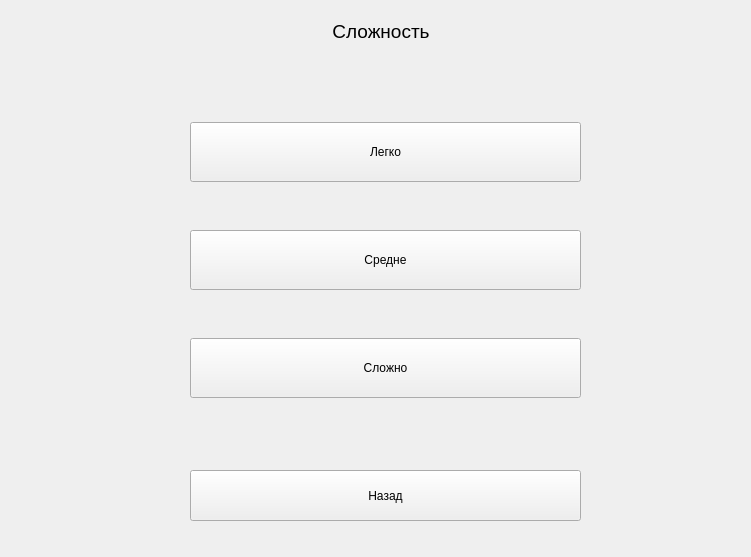
moevm/gui-1h2018-34, file ui/difficult.ui: the form before one commit.
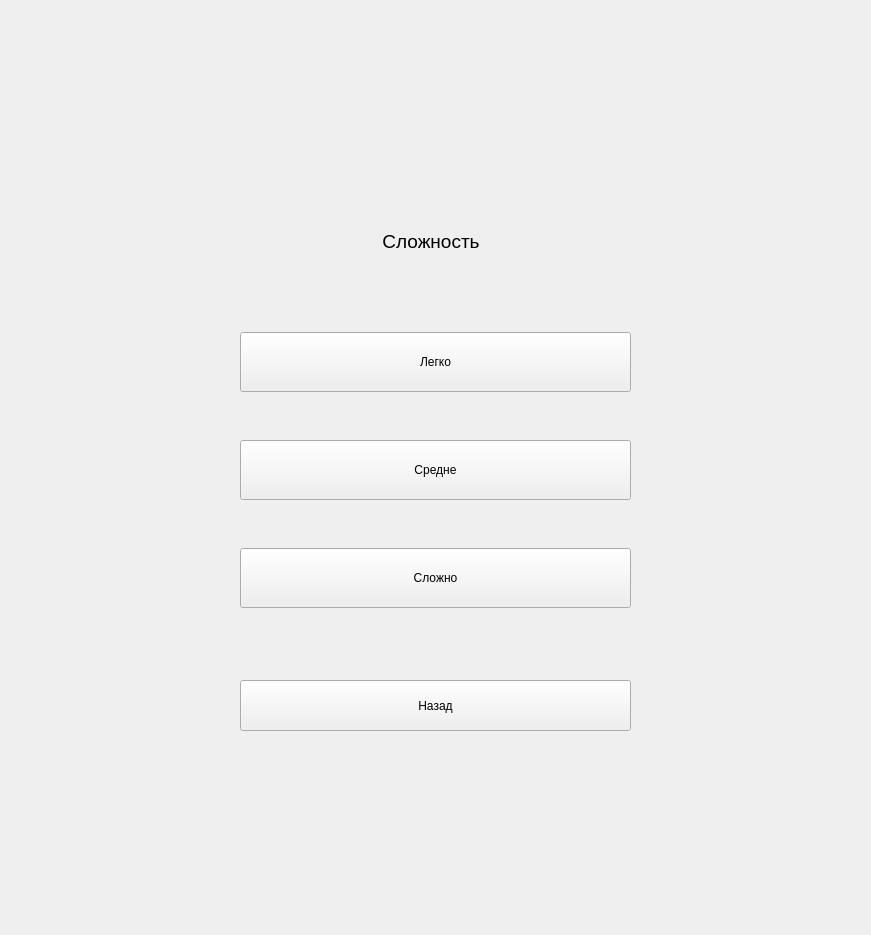
The form after the commit.

Commit message: resize main and difficult menus

```diff
--- a/ui/difficult.ui
+++ b/ui/difficult.ui
@@ -6,8 +6,8 @@
    <rect>
     <x>0</x>
     <y>0</y>
-    <width>751</width>
-    <height>557</height>
+    <width>871</width>
+    <height>935</height>
    </rect>
   </property>
   <property name="windowTitle">
@@ -16,8 +16,8 @@
   <widget class="QPushButton" name="ToMainMenu">
    <property name="geometry">
     <rect>
-     <x>190</x>
-     <y>470</y>
+     <x>240</x>
+     <y>680</y>
      <width>391</width>
      <height>51</height>
     </rect>
@@ -41,8 +41,8 @@
   <widget class="QLabel" name="label">
    <property name="geometry">
     <rect>
-     <x>330</x>
-     <y>20</y>
+     <x>380</x>
+     <y>230</y>
      <width>102</width>
      <height>27</height>
     </rect>
@@ -68,8 +68,8 @@
   <widget class="QWidget" name="verticalLayoutWidget">
    <property name="geometry">
     <rect>
-     <x>190</x>
-     <y>80</y>
+     <x>240</x>
+     <y>290</y>
      <width>391</width>
      <height>361</height>
     </rect>
```
The commit also changes 8 other files.
